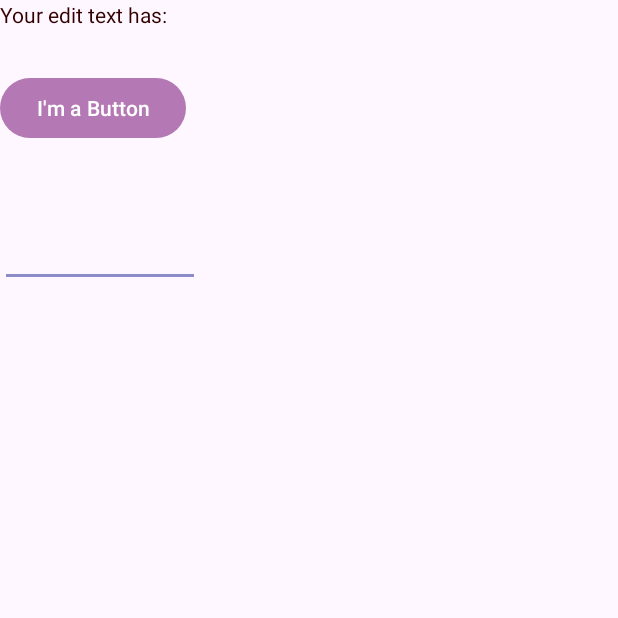
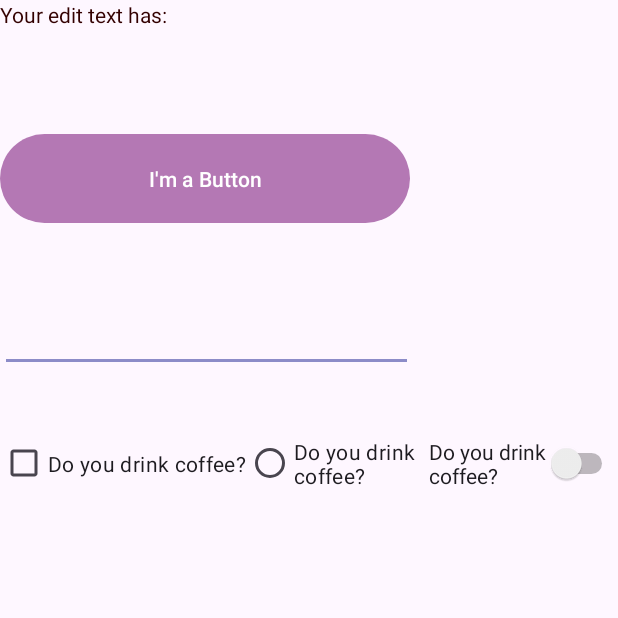
Before and after one commit to HannahKHazelwood/Hannahs_Android_Labs, an Android app: the screen it shows after launch (MainActivity), on a phone screen of 412 x 824 dp, the top half of it. Run offline under Robolectric (Android 15) with nearby library versions, the phone set to English and light mode, and no system bars; 1 statement that could not run was skipped.

```diff
--- a/app/src/main/java/algonquin/cst2335/blan0216/data/MainViewModel.java
+++ b/app/src/main/java/algonquin/cst2335/blan0216/data/MainViewModel.java
@@ -7,7 +7,8 @@ import androidx.lifecycle.ViewModel;
 import algonquin.cst2335.blan0216.ui.MainActivity;
 
 public class MainViewModel extends ViewModel {
-    private MutableLiveData<String> editString;
+    public MutableLiveData<String> editString;
+    public MutableLiveData<Boolean> checkBool;
 
     public MainViewModel(){
         this.editString = new MutableLiveData<String>("");
@@ -21,16 +22,4 @@ public class MainViewModel extends ViewModel {
         this.editString.postValue(editString);
     }
 
-    public void observe(MainActivity owner){
-
-        this.editString.observe(owner, new Observer<String>(){
-
-            @Override
-            public void onChanged(String s) {
-
-            }
-        });
-
-    }
-
 }
--- a/app/src/main/java/algonquin/cst2335/blan0216/ui/MainActivity.java
+++ b/app/src/main/java/algonquin/cst2335/blan0216/ui/MainActivity.java
@@ -1,12 +1,20 @@
 package algonquin.cst2335.blan0216.ui;
 
 import androidx.appcompat.app.AppCompatActivity;
+import androidx.lifecycle.Observer;
 import androidx.lifecycle.ViewModelProvider;
 import android.os.Bundle;
 import android.view.View;
+import android.widget.CheckBox;
+import android.widget.CompoundButton;
 import android.widget.EditText;
+import android.widget.RadioButton;
+import android.widget.RadioGroup;
+import android.widget.Switch;
 import android.widget.TextView;
 import android.widget.Button;
+import android.widget.Toast;
+
 import algonquin.cst2335.blan0216.R;
 import algonquin.cst2335.blan0216.data.MainViewModel;
 import algonquin.cst2335.blan0216.databinding.ActivityMainBinding;
@@ -18,6 +26,10 @@ public class MainActivity extends AppCompatActivity {
     Button myButton;
     EditText myEdit;
     String editString;
+    RadioButton myRadio;
+    Switch mySwitch;
+    CheckBox myCheck;
+    String toggleToast;
     private ActivityMainBinding varBinding;
 
     @Override
@@ -32,6 +44,10 @@ public class MainActivity extends AppCompatActivity {
         this.myEdit = findViewById(R.id.edittext);
         this.editString = "";
         this.varBinding = ActivityMainBinding.inflate(getLayoutInflater());
+        this.myRadio = findViewById(R.id.radioButton);
+        this.myCheck = findViewById(R.id.checkBox);
+        this.mySwitch = findViewById(R.id.switch1);
+        this.toggleToast = "";
 
         myText.setText(String.format("Your edit text has: %s", editString));
 
@@ -44,7 +60,21 @@ public class MainActivity extends AppCompatActivity {
 
         }
 
-        this.model.observe(this);
+        model.editString.observe(this, s -> {
+                varBinding.textview.setText(String.format("Your edit text has: %s", editString));
+        });
+
+        model.checkBool.observe(this, selected -> {
+            varBinding.checkBox.setChecked(selected);
+            varBinding.radioButton.setChecked(selected);
+            varBinding.switch1.setChecked(selected);
+            toggleToast = String.format("The value is now %s", selected.toString());
+            Toast.makeText(this, toggleToast, Toast.LENGTH_SHORT).show();
+        });
+
+        myRadio.setOnCheckedChangeListener( (btn, isChecked)->{ model.checkBool.postValue(isChecked); });
+        myCheck.setOnCheckedChangeListener((btn, isChecked)->{ model.checkBool.postValue(isChecked); });
+        mySwitch.setOnCheckedChangeListener((btn, isChecked)->{ model.checkBool.postValue(isChecked); });
 
     }
 }
--- a/app/src/main/res/layout/activity_main.xml
+++ b/app/src/main/res/layout/activity_main.xml
@@ -8,22 +8,47 @@
 
     <TextView
         android:id="@+id/textview"
-        android:layout_width="123dp"
-        android:layout_height="48dp"
+        android:layout_width="275dp"
+        android:layout_height="85dp"
         android:text="@string/hello_message"></TextView>
 
     <Button
         android:id="@+id/button"
-        android:layout_width="wrap_content"
-        android:layout_height="wrap_content"
+        android:layout_width="273dp"
+        android:layout_height="67dp"
         android:layout_marginBottom="50dp"
         android:text="@string/button_message"></Button>
 
     <EditText
         android:id="@+id/edittext"
-        android:layout_width="133dp"
+        android:layout_width="275dp"
         android:layout_height="wrap_content">
 
     </EditText>
 
+    <LinearLayout
+        android:id="@+id/innerlayout1"
+        android:layout_width="match_parent"
+        android:layout_height="122dp"
+        android:orientation="horizontal">
+
+        <CheckBox
+            android:id="@+id/checkBox"
+            android:layout_width="wrap_content"
+            android:layout_height="match_parent"
+            android:text="@string/coffee" />
+
+        <RadioButton
+            android:id="@+id/radioButton"
+            android:layout_width="122dp"
+            android:layout_height="match_parent"
+            android:text="@string/coffee" />
+
+        <Switch
+            android:id="@+id/switch1"
+            android:layout_width="match_parent"
+            android:layout_height="match_parent"
+            android:text="@string/coffee" />
+    </LinearLayout>
+
 </LinearLayout>
--- a/app/src/main/res/values/strings.xml
+++ b/app/src/main/res/values/strings.xml
@@ -2,4 +2,5 @@
     <string name="app_name">Hannah\'s Android Labs</string>
     <string name="hello_message">Hello World</string>
     <string name="button_message">I\'m a Button</string>
+    <string name="coffee">Do you drink coffee?</string>
 </resources>
```
Also changed, not shown: 1 other file.
